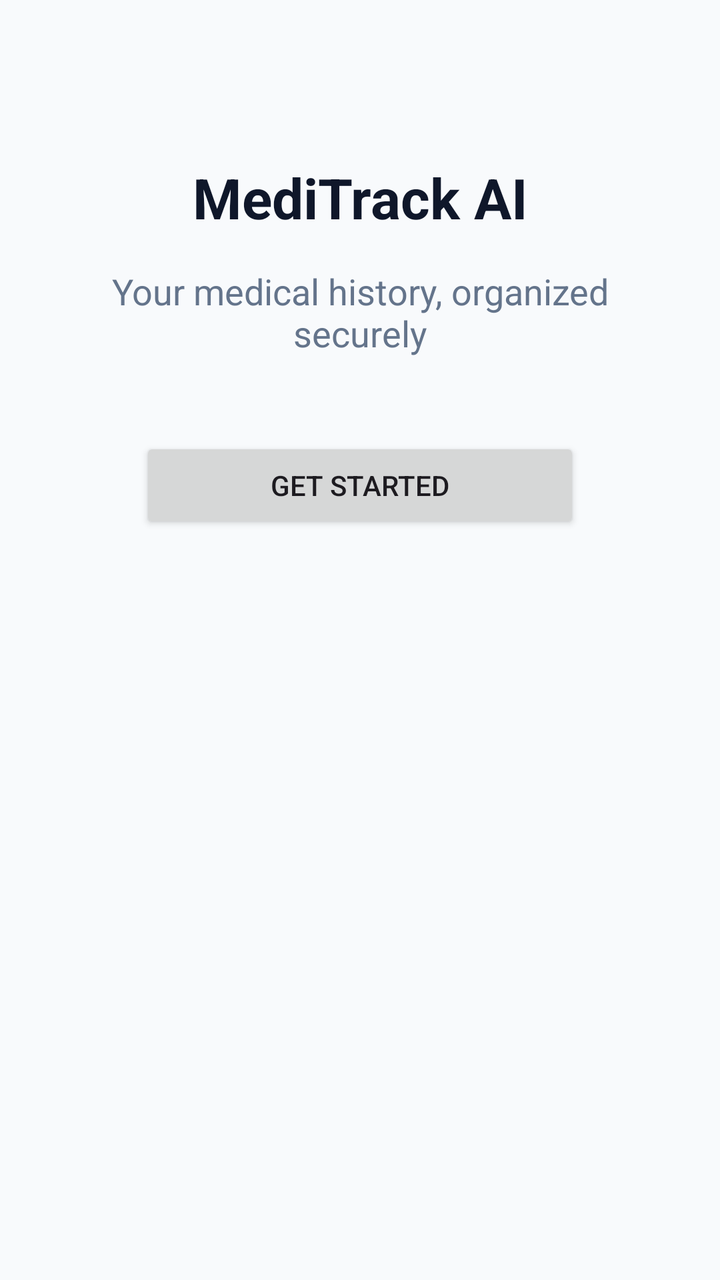
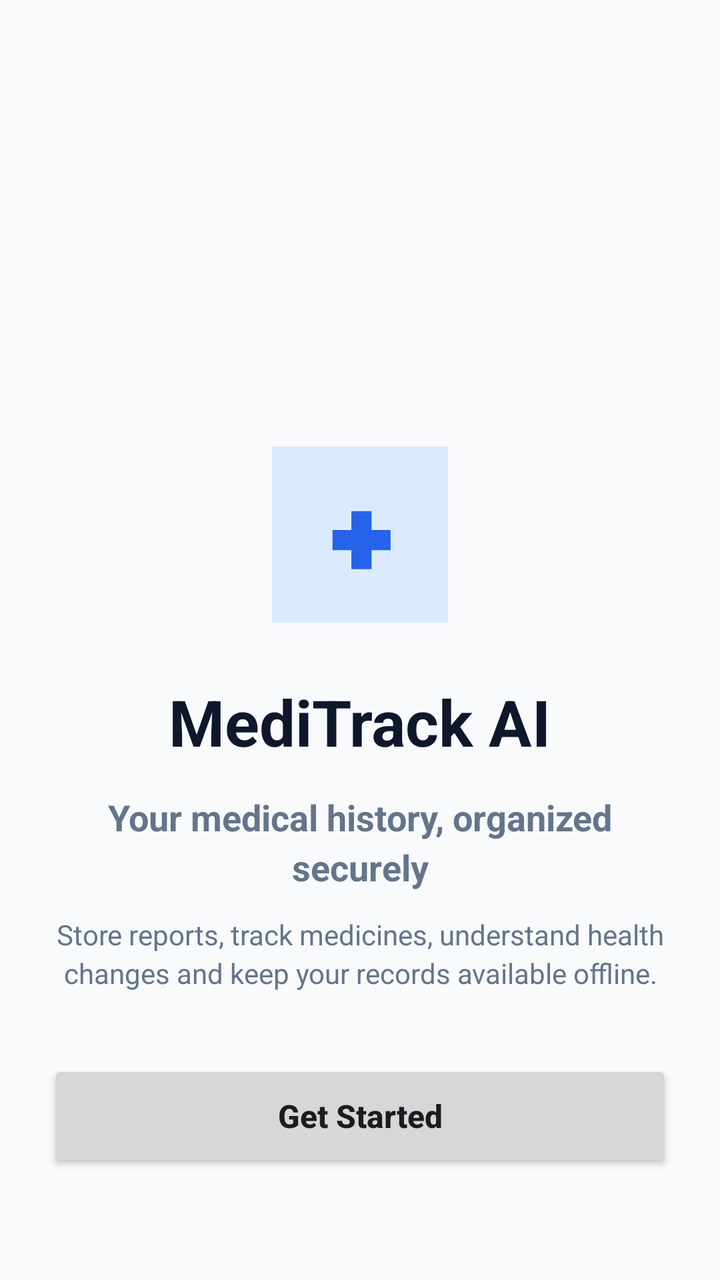

An Android layout rendered at two revisions. The XML below is the earlier revision; the diff shows what the commit changed to produce the second picture.
<!-- AndroidManifest.xml: application theme Theme.MediTrackAI -->
<!-- res/layout/activity_main.xml -->
<?xml version="1.0" encoding="utf-8"?>
<androidx.constraintlayout.widget.ConstraintLayout
    xmlns:android="http://schemas.android.com/apk/res/android"
    xmlns:app="http://schemas.android.com/apk/res-auto"
    android:layout_width="match_parent"
    android:layout_height="match_parent"
    android:background="@color/background">

    <TextView
        android:id="@+id/tvTitle"
        android:layout_width="wrap_content"
        android:layout_height="wrap_content"
        android:text="@string/app_name"
        android:textSize="28sp"
        android:textStyle="bold"
        android:textColor="@color/text_primary"
        app:layout_constraintTop_toTopOf="parent"
        app:layout_constraintStart_toStartOf="parent"
        app:layout_constraintEnd_toEndOf="parent"
        android:layout_marginTop="80dp"/>

    <TextView
        android:id="@+id/tvSubtitle"
        android:layout_width="0dp"
        android:layout_height="wrap_content"
        android:text="@string/welcome_title"
        android:textSize="18sp"
        android:textColor="@color/text_secondary"
        android:gravity="center"
        android:paddingStart="24dp"
        android:paddingEnd="24dp"
        app:layout_constraintTop_toBottomOf="@id/tvTitle"
        app:layout_constraintStart_toStartOf="parent"
        app:layout_constraintEnd_toEndOf="parent"
        android:layout_marginTop="16dp"/>

    <Button
        android:id="@+id/btnGetStarted"
        android:layout_width="220dp"
        android:layout_height="wrap_content"
        android:text="Get Started"
        app:layout_constraintTop_toBottomOf="@id/tvSubtitle"
        app:layout_constraintStart_toStartOf="parent"
        app:layout_constraintEnd_toEndOf="parent"
        android:layout_marginTop="40dp"/>

</androidx.constraintlayout.widget.ConstraintLayout>
<!-- resources referenced by this layout -->
<resources>
  <color name="background">#F8FAFC</color>
  <color name="text_primary">#0F172A</color>
  <color name="text_secondary">#64748B</color>
  <string name="app_name">MediTrack AI</string>
  <string name="welcome_title">Your medical history, organized securely</string>
  <style name="Theme.MediTrackAI" parent="Theme.Material3.DayNight.NoActionBar">
  
          <item name="colorPrimary">@color/primary</item>
          <item name="colorPrimaryContainer">@color/primary_light</item>
          <item name="colorOnPrimary">@color/white</item>
  
          <item name="colorSecondary">@color/secondary</item>
          <item name="colorOnSecondary">@color/white</item>
  
          <item name="android:statusBarColor">@color/primary_dark</item>
  
          <item name="android:navigationBarColor">@color/background</item>
  
      </style>
  <color name="primary">#2563EB</color>
  <color name="primary_light">#DBEAFE</color>
  <color name="white">#FFFFFF</color>
  <color name="secondary">#14B8A6</color>
  <color name="primary_dark">#1E40AF</color>
</resources>

<!-- the commit's change to res/layout/activity_main.xml (unified diff, before → after) -->
@@ -4,44 +4,78 @@
     xmlns:app="http://schemas.android.com/apk/res-auto"
     android:layout_width="match_parent"
     android:layout_height="match_parent"
-    android:background="@color/background">
+    android:background="@color/background"
+    android:paddingStart="24dp"
+    android:paddingEnd="24dp">
+
+    <TextView
+        android:id="@+id/tvAppSymbol"
+        android:layout_width="88dp"
+        android:layout_height="88dp"
+        android:background="@color/primary_light"
+        android:gravity="center"
+        android:text="✚"
+        android:textColor="@color/primary"
+        android:textSize="38sp"
+        android:textStyle="bold"
+        app:layout_constraintBottom_toTopOf="@id/tvTitle"
+        app:layout_constraintEnd_toEndOf="parent"
+        app:layout_constraintStart_toStartOf="parent"
+        android:layout_marginBottom="28dp"/>
 
     <TextView
         android:id="@+id/tvTitle"
         android:layout_width="wrap_content"
         android:layout_height="wrap_content"
         android:text="@string/app_name"
-        android:textSize="28sp"
+        android:textColor="@color/text_primary"
+        android:textSize="32sp"
         android:textStyle="bold"
-        android:textColor="@color/text_primary"
-        app:layout_constraintTop_toTopOf="parent"
+        app:layout_constraintBottom_toTopOf="@id/tvSubtitle"
+        app:layout_constraintEnd_toEndOf="parent"
         app:layout_constraintStart_toStartOf="parent"
-        app:layout_constraintEnd_toEndOf="parent"
-        android:layout_marginTop="80dp"/>
+        android:layout_marginBottom="14dp"/>
 
     <TextView
         android:id="@+id/tvSubtitle"
         android:layout_width="0dp"
         android:layout_height="wrap_content"
+        android:gravity="center"
+        android:lineSpacingExtra="4dp"
         android:text="@string/welcome_title"
+        android:textColor="@color/text_secondary"
         android:textSize="18sp"
+        android:textStyle="bold"
+        app:layout_constraintBottom_toTopOf="@id/tvDescription"
+        app:layout_constraintEnd_toEndOf="parent"
+        app:layout_constraintStart_toStartOf="parent"
+        android:layout_marginBottom="12dp"/>
+
+    <TextView
+        android:id="@+id/tvDescription"
+        android:layout_width="0dp"
+        android:layout_height="wrap_content"
+        android:gravity="center"
+        android:lineSpacingExtra="3dp"
+        android:text="@string/welcome_subtitle"
         android:textColor="@color/text_secondary"
-        android:gravity="center"
-        android:paddingStart="24dp"
-        android:paddingEnd="24dp"
-        app:layout_constraintTop_toBottomOf="@id/tvTitle"
+        android:textSize="14sp"
+        app:layout_constraintBottom_toTopOf="@id/btnGetStarted"
+        app:layout_constraintEnd_toEndOf="parent"
         app:layout_constraintStart_toStartOf="parent"
-        app:layout_constraintEnd_toEndOf="parent"
-        android:layout_marginTop="16dp"/>
+        android:layout_marginBottom="34dp"/>
 
     <Button
         android:id="@+id/btnGetStarted"
-        android:layout_width="220dp"
-        android:layout_height="wrap_content"
-        android:text="Get Started"
-        app:layout_constraintTop_toBottomOf="@id/tvSubtitle"
+        android:layout_width="0dp"
+        android:layout_height="56dp"
+        android:text="@string/get_started"
+        android:textAllCaps="false"
+        android:textSize="16sp"
+        android:textStyle="bold"
+        app:layout_constraintBottom_toBottomOf="parent"
+        app:layout_constraintEnd_toEndOf="parent"
         app:layout_constraintStart_toStartOf="parent"
-        app:layout_constraintEnd_toEndOf="parent"
-        android:layout_marginTop="40dp"/>
+        android:layout_marginBottom="54dp"/>
 
 </androidx.constraintlayout.widget.ConstraintLayout>
<!-- resource entries referenced after the edit -->
@@ -1,9 +1,15 @@
 <!-- resources referenced by this layout -->
 <resources>
   <color name="background">#F8FAFC</color>
+  <color name="primary">#2563EB</color>
+  <color name="primary_light">#DBEAFE</color>
   <color name="text_primary">#0F172A</color>
   <color name="text_secondary">#64748B</color>
   <string name="app_name">MediTrack AI</string>
+  <string name="get_started">Get Started</string>
+  <string name="welcome_subtitle">
+          Store reports, track medicines, understand health changes and keep your records available offline.
+      </string>
   <string name="welcome_title">Your medical history, organized securely</string>
   <style name="Theme.MediTrackAI" parent="Theme.Material3.DayNight.NoActionBar">
   
@@ -19,8 +25,6 @@
           <item name="android:navigationBarColor">@color/background</item>
   
       </style>
-  <color name="primary">#2563EB</color>
-  <color name="primary_light">#DBEAFE</color>
   <color name="white">#FFFFFF</color>
   <color name="secondary">#14B8A6</color>
   <color name="primary_dark">#1E40AF</color>
